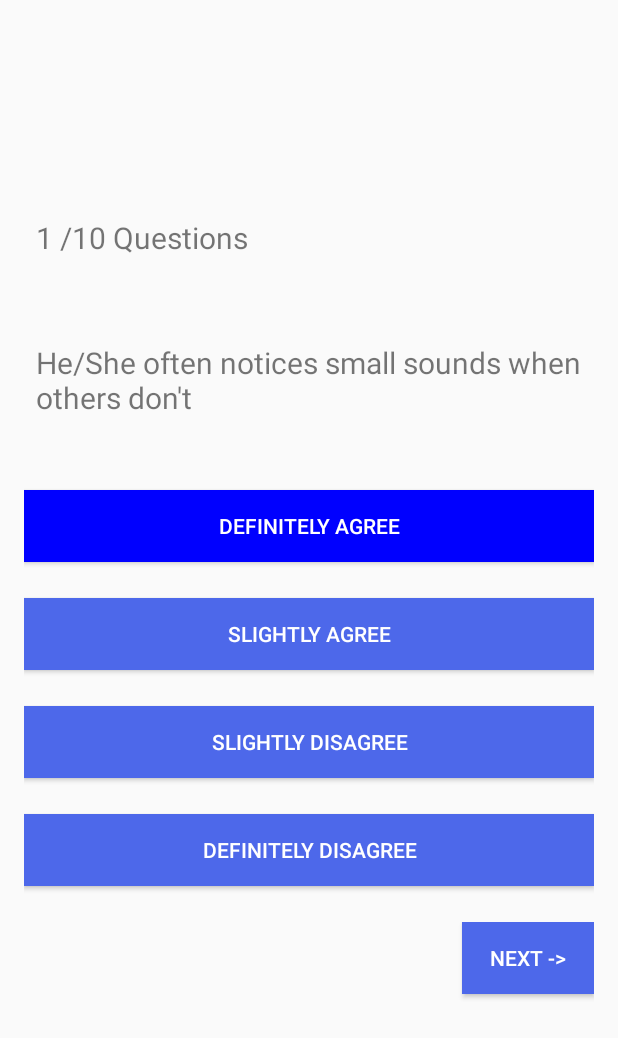
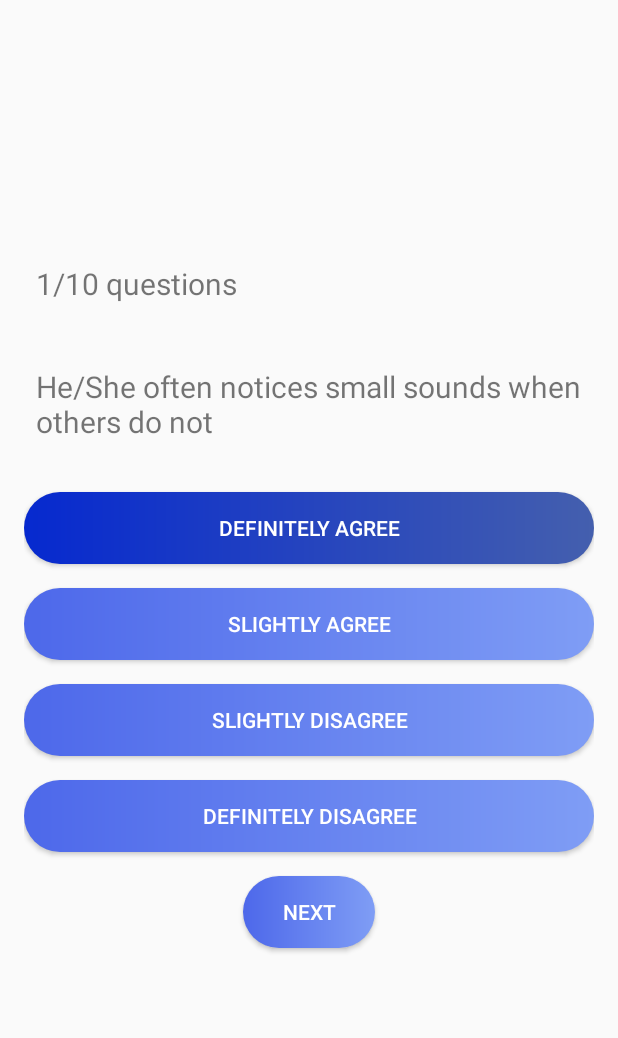
Before and after one commit to OmarSalah997/Autisma, an Android app: the Quiz_Activity screen opened directly, with no data from a screen before it, after a tap on "DEFINITELY AGREE", on a phone screen of 412 x 824 dp. Shown: the top 1038 px of the screen. Run offline under Robolectric (Android 15) with nearby library versions, the phone set to English and light mode, and no system bars.

Commit message:
MCQ arabic added

```diff
--- a/app/src/main/java/com/example/autisma/Quiz_Activity.java
+++ b/app/src/main/java/com/example/autisma/Quiz_Activity.java
@@ -16,19 +16,7 @@ import java.util.ArrayList;
 public class Quiz_Activity extends AppCompatActivity {
 
 
-    private String mQuestions [] = {
-            "He/She often notices small sounds when others don't",
-            "He/She usually concentrates more on the whole picture rather than the small details",
-            "In a social group ,He/She can easily keep track of several different people's conversations",
-            "He/She finds it easy to go back and fourth between different activites",
-            "He/She doesn't know how to keep a conversation going with his/her peers",
-            "He/She is good at social chit-chat",
-            "When He/She reads a story,he finds it difficult to work out the charachter's intenons or feelings",
-            "When He/She was in preschool,he/she used to enjoy playing games involving pretending with other children",
-            "He/She finds it easy to work out what someone is thinking or feeling just by looking at their face",
-            "He/She finds it hard to make new friends"
-
-    };
+    private String[] mQuestions;
     ArrayList<Integer> mAnswers = new ArrayList<Integer>();
 
     private TextView mScoreView;
@@ -47,7 +35,19 @@ public class Quiz_Activity extends AppCompatActivity {
         protected void onCreate(Bundle savedInstanceState) {
             super.onCreate(savedInstanceState);
             setContentView(R.layout.quiz_activity);
+            mQuestions = new String[]{
+                    getString(R.string.question1),
+                    getString(R.string.question2),
+                    getString(R.string.question3),
+                    getString(R.string.question4),
+                    getString(R.string.question5),
+                    getString(R.string.question6),
+                    getString(R.string.question7),
+                    getString(R.string.question8),
+                    getString(R.string.question9),
+                    getString(R.string.question10)
 
+            };
 
             mQuestionView = (TextView)findViewById(R.id.question);
             mButtonChoice1 = (Button)findViewById(R.id.choice1);
@@ -64,7 +64,7 @@ public class Quiz_Activity extends AppCompatActivity {
                 public void onClick(View view){
                     //My logic for Button goes in here
                     mAnswers.add(1);
-                    mButtonChoice1.setBackgroundColor(Color.BLUE);
+                    mButtonChoice1.setBackground(getDrawable(R.drawable.checked_button_shape));
                    Chosen=true;
                 }
             });
@@ -77,7 +77,7 @@ public class Quiz_Activity extends AppCompatActivity {
                 public void onClick(View view){
                     //My logic for Button goes in here
                     mAnswers.add(2);
-                    mButtonChoice2.setBackgroundColor(Color.BLUE);
+                    mButtonChoice2.setBackground(getDrawable(R.drawable.checked_button_shape));
                     Chosen=true;
                 }
             });
@@ -91,7 +91,7 @@ public class Quiz_Activity extends AppCompatActivity {
                 public void onClick(View view){
                     //My logic for Button goes in here
                     mAnswers.add(3);
-                    mButtonChoice3.setBackgroundColor(Color.BLUE);
+                    mButtonChoice3.setBackground(getDrawable(R.drawable.checked_button_shape));
                     Chosen=true;
 
                 }
@@ -101,7 +101,7 @@ public class Quiz_Activity extends AppCompatActivity {
                 public void onClick(View view){
                     //My logic for Button goes in here
                     mAnswers.add(4);
-                    mButtonChoice4.setBackgroundColor(Color.BLUE);
+                    mButtonChoice4.setBackground(getDrawable(R.drawable.checked_button_shape));
                     Chosen=true;
 
                 }
@@ -109,22 +109,27 @@ public class Quiz_Activity extends AppCompatActivity {
             Next.setOnClickListener(new View.OnClickListener() {
                 @Override
                 public void onClick(View v) {
-                    if(Chosen== true){
-                    updateQuestion();
-                    if(mQuestionNumber == 9)
-                    Next.setText("Sumbit");
-                    mButtonChoice1.setBackgroundColor(0xFF4D68EA);
-                    mButtonChoice2.setBackgroundColor(0xFF4D68EA);
-                    mButtonChoice3.setBackgroundColor(0xFF4D68EA);
-                    mButtonChoice4.setBackgroundColor(0xFF4D68EA);
+                    if(Chosen){
+
+                        if(mQuestionNumber == 10)
+                            Next.setText(getString(R.string.submit));
+                        mButtonChoice1.setBackground(getDrawable(R.drawable.button_shape));
+                        mButtonChoice2.setBackground(getDrawable(R.drawable.button_shape));
+                        mButtonChoice3.setBackground(getDrawable(R.drawable.button_shape));
+                        mButtonChoice4.setBackground(getDrawable(R.drawable.button_shape));
                         Chosen=false;
-                    if(Next.getText()=="Sumbit"){
-                        //start another activity
-                        startActivity(new Intent(getApplicationContext(),PersonalDetails.class));
+                        if((Next.getText().equals("Sumbit")||Next.getText().equals("ارسال")))
+                            {
+                            //start another activity
+                            startActivity(new Intent(getApplicationContext(),PersonalDetails.class));
+                            return;
+                            }
+                        updateQuestion();
                     }
-}else{
-                        Toast.makeText(Quiz_Activity.this, "Please choose an answer", Toast.LENGTH_SHORT).show();
-                    }
+                    else
+                        {
+                        Toast.makeText(Quiz_Activity.this, getString(R.string.Please_choose_an_answer), Toast.LENGTH_SHORT).show();
+                        }
                 }
             });
 
@@ -142,8 +147,7 @@ public class Quiz_Activity extends AppCompatActivity {
 
         }
     public String getQuestion(int a) {
-        String question = mQuestions[a];
-        return question;
+        return mQuestions[a];
     }
 
 
--- /dev/null
+++ b/app/src/main/res/drawable/checked_button_shape.xml
@@ -0,0 +1,8 @@
+<?xml version="1.0" encoding="utf-8"?>
+<shape xmlns:android="http://schemas.android.com/apk/res/android">
+        <corners android:radius="50dp"/>
+        <gradient android:startColor="#0629CF"
+            android:endColor="#445FAE"
+            android:angle="0"/>
+
+</shape>
--- a/app/src/main/res/layout/activity_main_home.xml
+++ b/app/src/main/res/layout/activity_main_home.xml
@@ -15,7 +15,7 @@
             android:layout_width="300dp"
             android:layout_height="wrap_content"
             android:layout_marginTop="68dp"
-            android:background="@drawable/rect_button"
+            android:background="@drawable/button_shape"
             android:text="@string/take_a_photo"
             android:textColor="@color/colorWhite"
             app:layout_constraintEnd_toEndOf="parent"
@@ -28,7 +28,7 @@
             android:layout_width="300dp"
             android:layout_height="wrap_content"
             android:layout_marginTop="16dp"
-            android:background="@drawable/rect_button"
+            android:background="@drawable/button_shape"
             android:text="@string/video"
             android:textColor="@color/colorWhite"
             app:layout_constraintEnd_toEndOf="parent"
@@ -41,7 +41,7 @@
             android:layout_width="300dp"
             android:layout_height="wrap_content"
             android:layout_marginTop="16dp"
-            android:background="@drawable/rect_button"
+            android:background="@drawable/button_shape"
             android:text="@string/MCQ"
             android:textColor="@color/colorWhite"
             app:layout_constraintEnd_toEndOf="parent"
@@ -54,7 +54,7 @@
             android:layout_width="300dp"
             android:layout_height="wrap_content"
             android:layout_marginTop="16dp"
-            android:background="@drawable/rect_button"
+            android:background="@drawable/button_shape"
             android:text="@string/doctors"
             android:textColor="@color/colorWhite"
             app:layout_constraintEnd_toEndOf="parent"
@@ -67,7 +67,7 @@
             android:layout_width="300dp"
             android:layout_height="wrap_content"
             android:layout_marginTop="16dp"
-            android:background="@drawable/rect_button"
+            android:background="@drawable/button_shape"
             android:text="@string/institutions"
             android:textColor="@color/colorWhite"
             app:layout_constraintEnd_toEndOf="parent"
@@ -80,7 +80,7 @@
             android:layout_width="300dp"
             android:layout_height="wrap_content"
             android:layout_marginTop="16dp"
-            android:background="@drawable/rect_button"
+            android:background="@drawable/button_shape"
             android:text="@string/help_video"
             android:textColor="@color/colorWhite"
             app:layout_constraintEnd_toEndOf="parent"
--- a/app/src/main/res/layout/quiz_activity.xml
+++ b/app/src/main/res/layout/quiz_activity.xml
@@ -1,6 +1,5 @@
 <?xml version="1.0" encoding="utf-8"?>
 <LinearLayout xmlns:android="http://schemas.android.com/apk/res/android"
-    xmlns:tools="http://schemas.android.com/tools"
     android:id="@+id/quiz_activity"
     android:layout_width="match_parent"
     android:layout_height="match_parent"
@@ -16,13 +15,13 @@
         android:layout_width="match_parent"
         android:layout_height="wrap_content"
         android:padding="8dp"
-        android:layout_marginBottom="40dp">
+        android:layout_marginBottom="25dp">
 
         <TextView
             android:id="@+id/questionNB"
             android:layout_width="wrap_content"
             android:layout_height="wrap_content"
-            android:layout_marginLeft="0dp"
+            android:layout_marginStart="0dp"
             android:text="0"
             android:textSize="20sp" />
 
@@ -31,9 +30,9 @@
             android:id="@+id/score_text"
             android:layout_width="wrap_content"
             android:layout_height="wrap_content"
-            android:layout_marginLeft="0dp"
-            android:layout_toRightOf="@id/questionNB"
-            android:text=" /10 Questions "
+            android:layout_marginStart="0dp"
+            android:layout_toEndOf="@id/questionNB"
+            android:text="@string/questions_no"
             android:textSize="20sp" />
 
 
@@ -44,65 +43,65 @@
         android:id="@+id/question"
         android:layout_width="match_parent"
         android:layout_height="wrap_content"
-        android:layout_marginBottom="40dp"
+        android:layout_marginBottom="25dp"
         android:padding="8dp"
-        android:text="He/she often notices small sounds when others do not?"
+        android:text="@string/question1"
         android:textSize="20sp" />
 
     <Button
         android:layout_width="match_parent"
         android:layout_height="wrap_content"
-        android:text="Definitely Agree"
-        android:background="@color/colorDarkBlue"
+        android:text="@string/definitely_agree"
+        android:background="@drawable/button_shape"
         android:textColor="#fff"
         android:padding="8dp"
-        android:layout_marginBottom="24dp"
+        android:layout_marginBottom="16dp"
         android:id="@+id/choice1"/>
 
     <Button
         android:layout_width="match_parent"
         android:layout_height="wrap_content"
-        android:text="Slightly Agree"
-        android:background="@color/colorDarkBlue"
+        android:text="@string/slightly_agree"
+        android:background="@drawable/button_shape"
         android:textColor="#fff"
         android:padding="8dp"
-        android:layout_marginBottom="24dp"
+        android:layout_marginBottom="16dp"
         android:id="@+id/choice2"/>
 
     <Button
         android:layout_width="match_parent"
         android:layout_height="wrap_content"
-        android:text="Slightly Disagree"
-        android:background="@color/colorDarkBlue"
+        android:text="@string/slightly_disagree"
+        android:background="@drawable/button_shape"
         android:textColor="#fff"
         android:padding="8dp"
-        android:layout_marginBottom="24dp"
+        android:layout_marginBottom="16dp"
         android:id="@+id/choice3"/>
 
     <Button
         android:layout_width="match_parent"
         android:layout_height="wrap_content"
-        android:text="Definitely Disagree"
-        android:background="@color/colorDarkBlue"
+        android:text="@string/definitely_disagree"
+        android:background="@drawable/button_shape"
         android:textColor="#fff"
         android:padding="8dp"
+        android:layout_marginBottom="16dp"
+        android:id="@+id/choice4"/>
+
+    <Button
+        android:id="@+id/next"
+        android:layout_width="wrap_content"
+        android:layout_height="wrap_content"
         android:layout_marginBottom="24dp"
-        android:id="@+id/choice4"/>
+        android:background="@drawable/button_shape"
+        android:padding="8dp"
+        android:text="@string/next"
+        android:textColor="#fff" />
 
     <RelativeLayout
         android:layout_width="match_parent"
         android:layout_height="wrap_content"
         android:layout_gravity="bottom">
 
-        <Button
-            android:id="@+id/next"
-            android:layout_width="wrap_content"
-            android:layout_height="wrap_content"
-            android:layout_alignParentRight="true"
-            android:layout_marginBottom="24dp"
-            android:background="@color/colorDarkBlue"
-            android:padding="8dp"
-            android:text="Next ->"
-            android:textColor="#fff" />
     </RelativeLayout>
 </LinearLayout>
--- a/app/src/main/res/values/strings.xml
+++ b/app/src/main/res/values/strings.xml
@@ -121,4 +121,11 @@ In a social group ,He/She can easily keep track of several different peoples con
     <string name="save">Save</string>
     <string name="details">Details</string>
     <string name="editDone">Editing done!</string>
+    <string name="questions_no">/10 questions</string>
+    <string name="submit">Submit</string>
+    <string name="Please_choose_an_answer">Please choose an answer</string>
+    <string name="definitely_agree">DEFINITELY AGREE</string>
+    <string name="slightly_agree">SLIGHTLY AGREE</string>
+    <string name="slightly_disagree">SLIGHTLY DISAGREE</string>
+    <string name="definitely_disagree">DEFINITELY DISAGREE</string>
 </resources>
```
Also changed, not shown: 1 other file.
